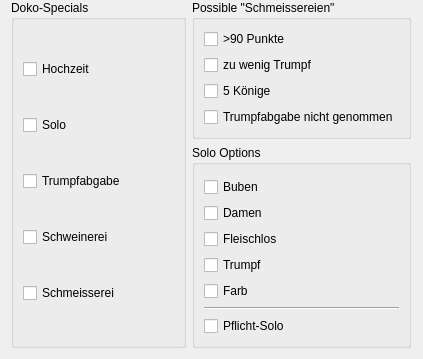
Before: the Qt Designer form src/Gui/Wizards/NewGame/livedokogameoptionswidget.ui in lbproductions/ProjectStats, drawn with Qt 5.
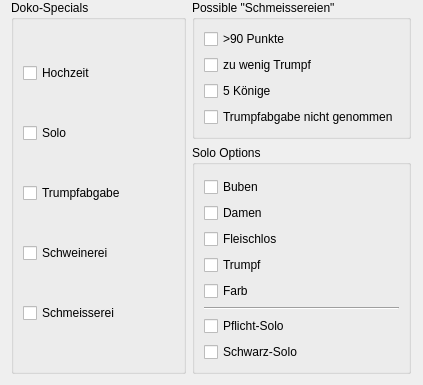
After: the same form once the commit is applied.

Commit message: Schwarz-Solo hinzugefügt

Diff of the .ui file:
```diff
--- a/src/Gui/Wizards/NewGame/livedokogameoptionswidget.ui
+++ b/src/Gui/Wizards/NewGame/livedokogameoptionswidget.ui
@@ -213,6 +213,13 @@
           </property>
          </widget>
         </item>
+        <item>
+         <widget class="QCheckBox" name="checkBoxSchwarz">
+          <property name="text">
+           <string>Schwarz-Solo</string>
+          </property>
+         </widget>
+        </item>
        </layout>
       </widget>
      </item>
```
The commit also changes 5 other files.
